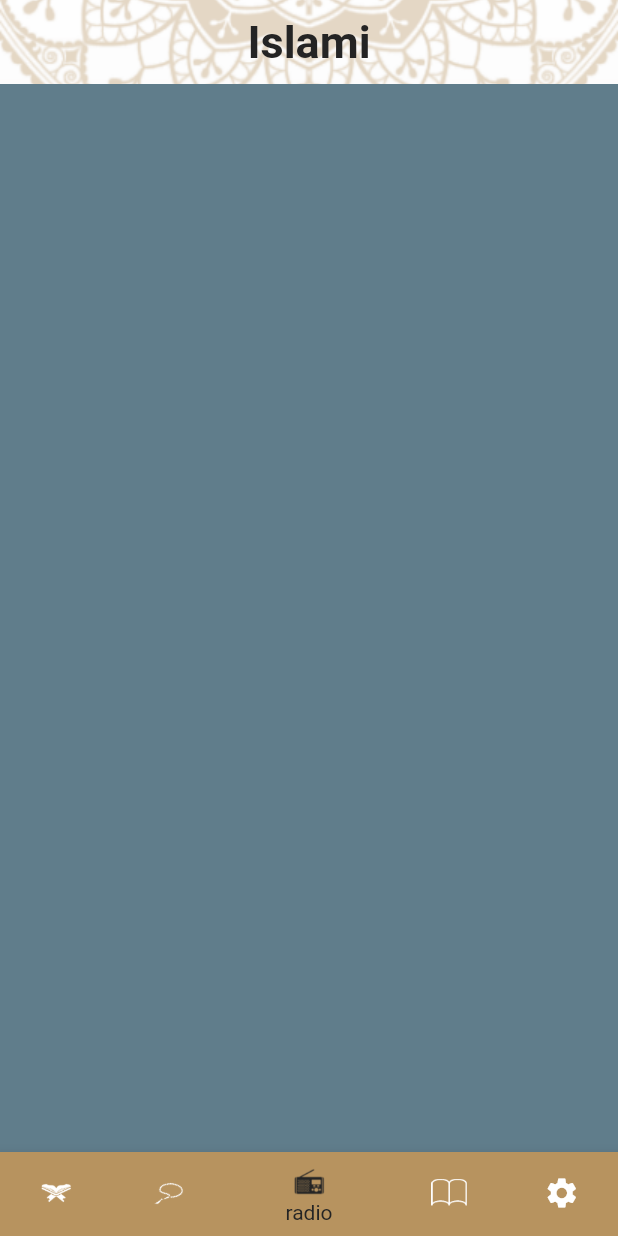
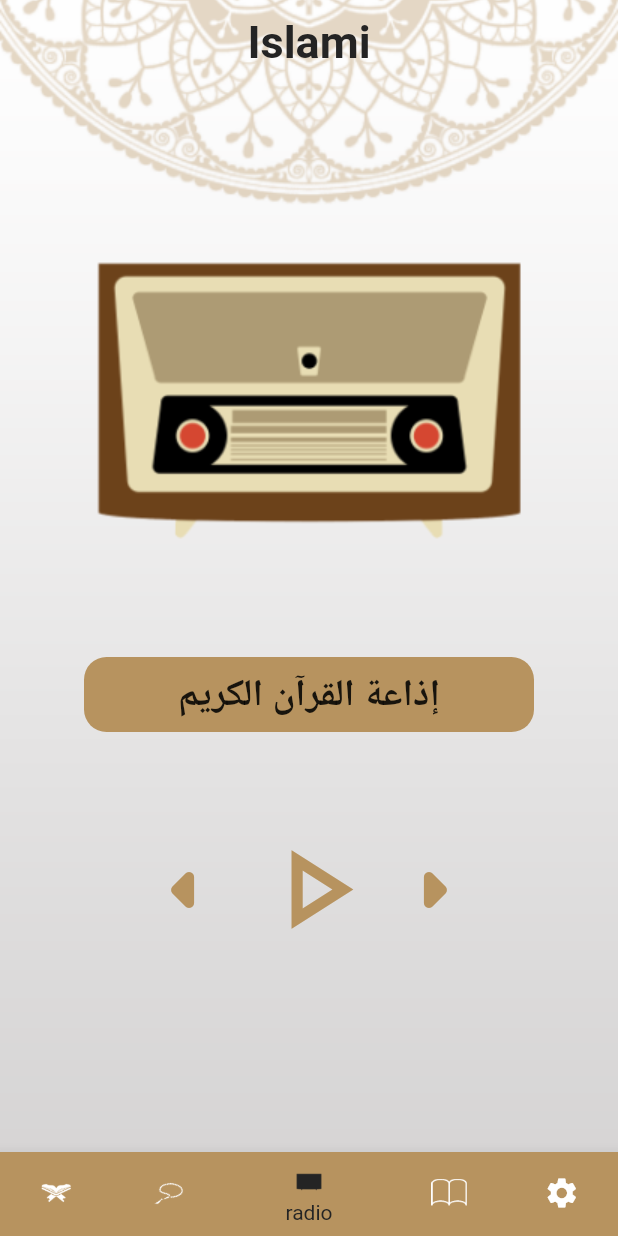
Before and after one commit to Omarmostafaxz/islami_app, a Flutter app: the screen it shows after launch, item 3 of the bottom bar chosen, on a phone screen of 412 x 824 dp. Run offline on Flutter 3.47's test engine with Material 2 defaults, Android fonts, the phone set to English and light mode, and no system bars.

Commit message:
finish radio ui

```diff
--- a/lib/Tabs/radio.dart
+++ b/lib/Tabs/radio.dart
@@ -4,8 +4,39 @@ class RadioTab extends StatelessWidget {
 
   @override
   Widget build(BuildContext context) {
-    return Container(
-      color: Colors.blueGrey,
+    return Scaffold(
+      body: Column(
+        children: [
+          Padding(
+            padding: const EdgeInsets.only(top: 100),
+            child: Image.asset("assets/images/radio.png"),
+          ),
+          Padding(
+            padding: const EdgeInsets.only(top: 60),
+            child: Container(
+              width: 300,
+                height: 50,
+                decoration: BoxDecoration(color: Color(0xffB7935F),borderRadius: BorderRadius.circular(15)),
+                child: Center(child: Text("إذاعة القرآن الكريم",style: TextStyle(fontSize: 25,fontWeight: FontWeight.bold),))),
+          ),
+          Padding(
+            padding: const EdgeInsets.only(top: 60),
+            child: Container(
+              width: 250,
+              child: Row(
+                children: [
+                  Expanded(child: Icon(Icons.arrow_left_rounded,color: Color(0xffB7935F),size: 80,)),
+                  Expanded(child: Icon(Icons.play_arrow_outlined,color: Color(0xffB7935F),size: 90,)),
+                  Expanded(child: Icon(Icons.arrow_right_rounded,color: Color(0xffB7935F),size: 80,)),
+
+                ],
+              ),
+            ),
+          )
+
+
+        ],
+      ),
     );
   }
 }
```
Also changed, not shown: assets/images/2.0x/radio@2x.png, assets/images/3.0x/radio@3x.png, assets/images/radio.png.
